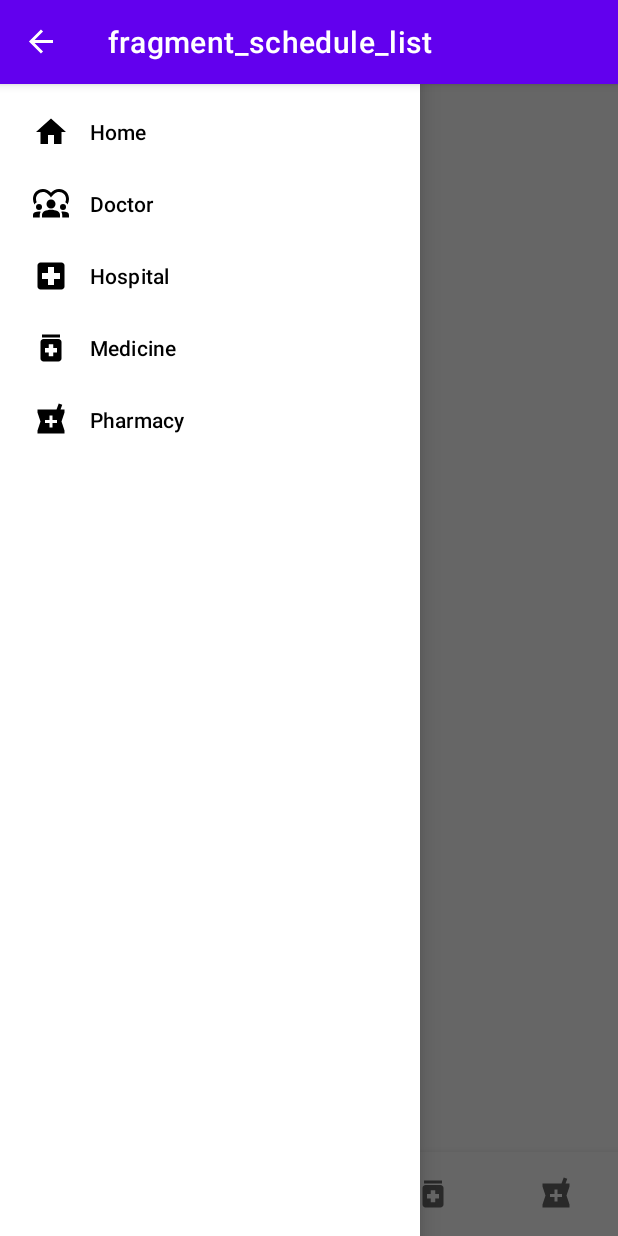
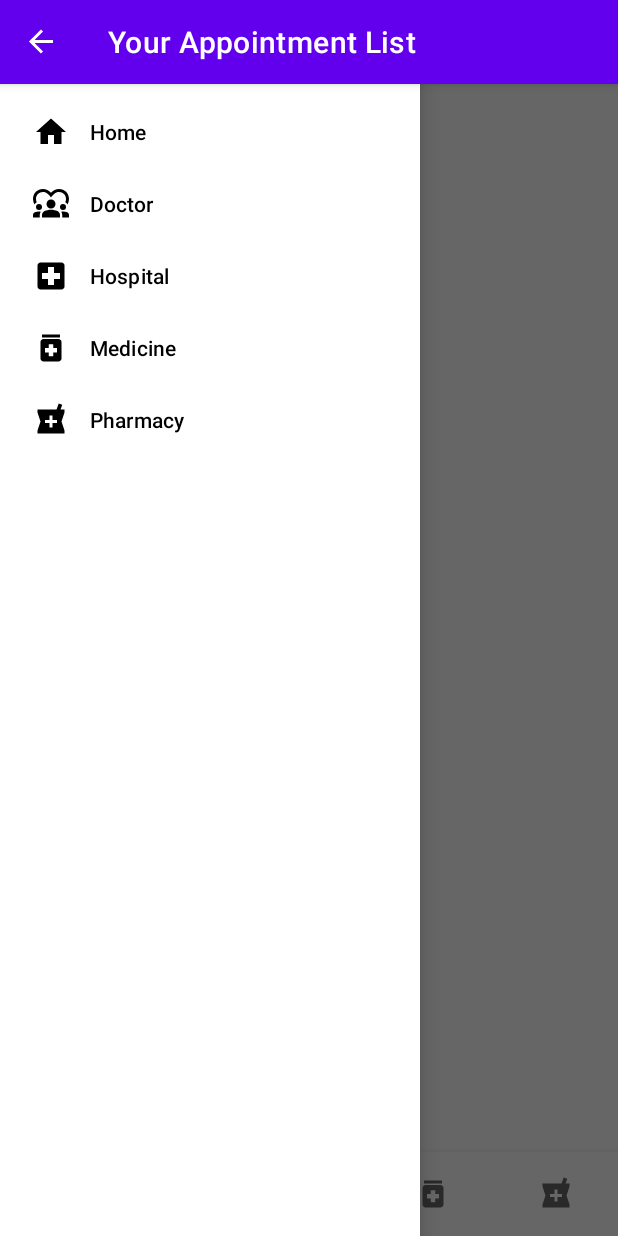
Before and after one commit to RealKevinPlayz/UAS_ANMP_160420078_160420053_160420062, an Android app: the ScheduleListFragment screen opened through its navigation route, with the side drawer open, on a phone screen of 412 x 824 dp. Run offline under Robolectric (Android 15) with nearby library versions, the phone set to English and light mode, and no system bars; our stand-ins replace Picasso, Room's generated code, navigation-ui; pictures from the network do not load.

Commit message:
Data schedule appointment sudah terdaftarkan, tinggal di databindingkan

```diff
--- a/app/src/main/java/id/ac/ubaya/informatika/anmp_uts_mobilehealthcare_160420078/view/DoctorsListAdapter.kt
+++ b/app/src/main/java/id/ac/ubaya/informatika/anmp_uts_mobilehealthcare_160420078/view/DoctorsListAdapter.kt
@@ -1,5 +1,6 @@
 package id.ac.ubaya.informatika.anmp_uts_mobilehealthcare_160420078.view
 
+import android.util.Log
 import android.view.LayoutInflater
 import android.view.View
 import android.view.ViewGroup
@@ -28,6 +29,7 @@ ButtonDetailLayoutInterface{
     override fun onBindViewHolder(holder: DoctorViewHolder, position: Int) {
         holder.view.doctor = doctorList[position]
         holder.view.btnListener = this
+        Log.wtf("Doctor Data Name", doctorList[position].doctorName.toString())
         //var imageView = holder.view.findViewById<ImageView>(R.id.doctorCardImage)
         //var progressBar = holder.view.findViewById<ProgressBar>(R.id.doctorCardProgressBar)
         //imageView.loadImage(doctorList[position].doctorPhotoUrl, progressBar)
--- a/app/src/main/java/id/ac/ubaya/informatika/anmp_uts_mobilehealthcare_160420078/view/HospitalListFragment.kt
+++ b/app/src/main/java/id/ac/ubaya/informatika/anmp_uts_mobilehealthcare_160420078/view/HospitalListFragment.kt
@@ -16,7 +16,6 @@ import kotlinx.android.synthetic.main.fragment_hospital_list.*
 import kotlinx.android.synthetic.main.fragment_hospital_list.refreshLayout
 
 class HospitalListFragment : Fragment() {
-
     private lateinit var viewModel: HospitalListViewModel
     private val hospitalListAdapter = HospitalListAdapter(arrayListOf(), { item -> viewModel.clearTaskHospital(item) })
 
--- a/app/src/main/java/id/ac/ubaya/informatika/anmp_uts_mobilehealthcare_160420078/view/ScheduleListAdapter.kt
+++ b/app/src/main/java/id/ac/ubaya/informatika/anmp_uts_mobilehealthcare_160420078/view/ScheduleListAdapter.kt
@@ -1,9 +1,11 @@
 package id.ac.ubaya.informatika.anmp_uts_mobilehealthcare_160420078.view
 
+import android.util.Log
 import android.view.LayoutInflater
 import android.view.ViewGroup
 import androidx.recyclerview.widget.RecyclerView
 import id.ac.ubaya.informatika.anmp_uts_mobilehealthcare_160420078.databinding.ScheduleListItemBinding
+import id.ac.ubaya.informatika.anmp_uts_mobilehealthcare_160420078.model.Hospital
 import id.ac.ubaya.informatika.anmp_uts_mobilehealthcare_160420078.model.Schedule
 
 class ScheduleListAdapter(var scheduleList:ArrayList<Schedule>) : RecyclerView.Adapter<ScheduleListAdapter.ScheduleViewHolder>() {
@@ -17,6 +19,14 @@ class ScheduleListAdapter(var scheduleList:ArrayList<Schedule>) : RecyclerView.A
 
     override fun onBindViewHolder(holder: ScheduleViewHolder, position: Int) {
         holder.view.schedule = scheduleList[position]
+        Log.wtf("Schedule Data id", scheduleList[position].id.toString())
+        Log.wtf("Schedule Data doctor name", scheduleList[position].doctor_name.toString())
+    }
+
+    fun updateScheduleList(newScheduleList: List<Schedule>) {
+        scheduleList.clear()
+        scheduleList.addAll(newScheduleList)
+        notifyDataSetChanged()
     }
 
     override fun getItemCount(): Int {
--- a/app/src/main/java/id/ac/ubaya/informatika/anmp_uts_mobilehealthcare_160420078/view/ScheduleListFragment.kt
+++ b/app/src/main/java/id/ac/ubaya/informatika/anmp_uts_mobilehealthcare_160420078/view/ScheduleListFragment.kt
@@ -2,6 +2,7 @@ package id.ac.ubaya.informatika.anmp_uts_mobilehealthcare_160420078.view
 
 import android.content.Context
 import android.os.Bundle
+import android.util.Log
 import androidx.fragment.app.Fragment
 import android.view.LayoutInflater
 import android.view.View
@@ -28,7 +29,6 @@ class ScheduleListFragment : Fragment() {
         // Inflate the layout for this fragment
         return inflater.inflate(R.layout.fragment_schedule_list, container, false)
     }
-
     override fun onViewCreated(view: View, savedInstanceState: Bundle?) {
         super.onViewCreated(view, savedInstanceState)
         var sharedFile = "id.ac.ubaya.informatika.anmp_uts_mobilehealthcare_160420078"
@@ -41,6 +41,7 @@ class ScheduleListFragment : Fragment() {
         scheduleRecView.adapter = scheduleListAdapter
 
         refreshLayout.setOnRefreshListener {
+            Log.wtf("Refresh Schedule", "success")
             scheduleRecView.visibility = View.GONE
             txtScheduleListError.visibility = View.GONE
             scheduleListProgressLoad.visibility = View.VISIBLE
@@ -52,6 +53,7 @@ class ScheduleListFragment : Fragment() {
 
     fun observeViewModel(){
         viewModel.scheduleLD.observe(viewLifecycleOwner, Observer {
+            scheduleListAdapter.updateScheduleList(it)
             if (it.isEmpty()){
                 txtScheduleListError?.visibility = View.VISIBLE
                 scheduleListProgressLoad?.visibility = View.VISIBLE
--- a/app/src/main/java/id/ac/ubaya/informatika/anmp_uts_mobilehealthcare_160420078/viewmodel/ScheduleListViewModel.kt
+++ b/app/src/main/java/id/ac/ubaya/informatika/anmp_uts_mobilehealthcare_160420078/viewmodel/ScheduleListViewModel.kt
@@ -1,6 +1,7 @@
 package id.ac.ubaya.informatika.anmp_uts_mobilehealthcare_160420078.viewmodel
 
 import android.app.Application
+import android.util.Log
 import androidx.lifecycle.AndroidViewModel
 import androidx.lifecycle.MutableLiveData
 import id.ac.ubaya.informatika.anmp_uts_mobilehealthcare_160420078.model.Schedule
@@ -26,6 +27,8 @@ class ScheduleListViewModel(application: Application): AndroidViewModel(applicat
         }
     }
     fun refreshSchedule(user_id: Int) {
+        Log.wtf("Refreshing the Schedule", "success")
+        Log.wtf("User Id on Schedule", user_id.toString())
         loadingLD.value = true
         scheduleLoadErrorLD.value = false
         launch {
--- a/app/src/main/res/layout/fragment_doctors_list.xml
+++ b/app/src/main/res/layout/fragment_doctors_list.xml
@@ -4,7 +4,7 @@
     xmlns:tools="http://schemas.android.com/tools"
     android:layout_width="match_parent"
     android:layout_height="match_parent"
-    tools:context=".DoctorsListFragment">
+    tools:context=".view.DoctorsListFragment">
 
     <androidx.swiperefreshlayout.widget.SwipeRefreshLayout
         android:id="@+id/refreshLayout"
--- a/app/src/main/res/layout/schedule_list_item.xml
+++ b/app/src/main/res/layout/schedule_list_item.xml
@@ -35,7 +35,7 @@
                     android:layout_height="wrap_content"
                     android:layout_marginStart="5dp"
                     android:layout_marginTop="5dp"
-                    android:text="@{schedule.doctor_id}"
+                    android:text=""
                     android:textColor="#000000"
                     app:layout_constraintStart_toStartOf="parent"
                     app:layout_constraintTop_toTopOf="parent" />
--- a/app/src/main/res/navigation/healthcare_navigation.xml
+++ b/app/src/main/res/navigation/healthcare_navigation.xml
@@ -84,11 +84,11 @@
     <fragment
         android:id="@+id/appointmentFragment"
         android:name="id.ac.ubaya.informatika.anmp_uts_mobilehealthcare_160420078.view.AppointmentFragment"
-        android:label="fragment_appointment"
+        android:label="Doctor Appointment"
         tools:layout="@layout/fragment_appointment" />
     <fragment
         android:id="@+id/scheduleListFragment"
         android:name="id.ac.ubaya.informatika.anmp_uts_mobilehealthcare_160420078.view.ScheduleListFragment"
-        android:label="fragment_schedule_list"
+        android:label="Your Appointment List"
         tools:layout="@layout/fragment_schedule_list" />
 </navigation>
```
